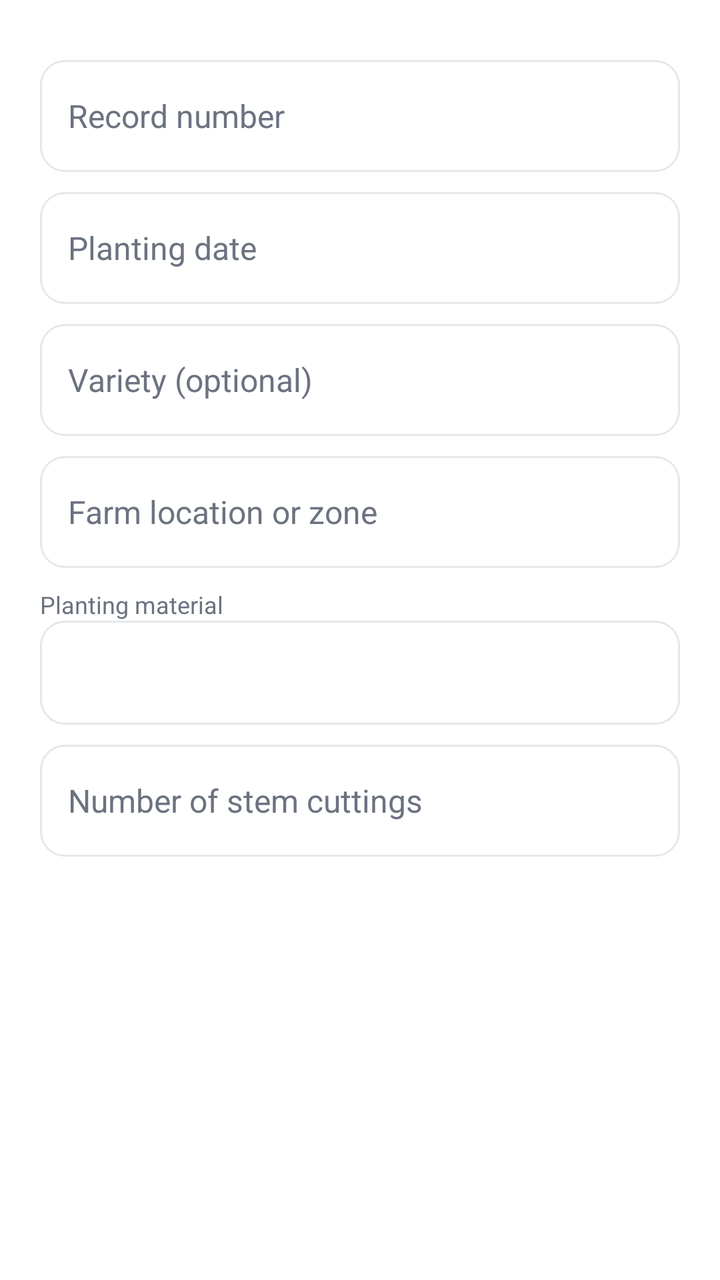
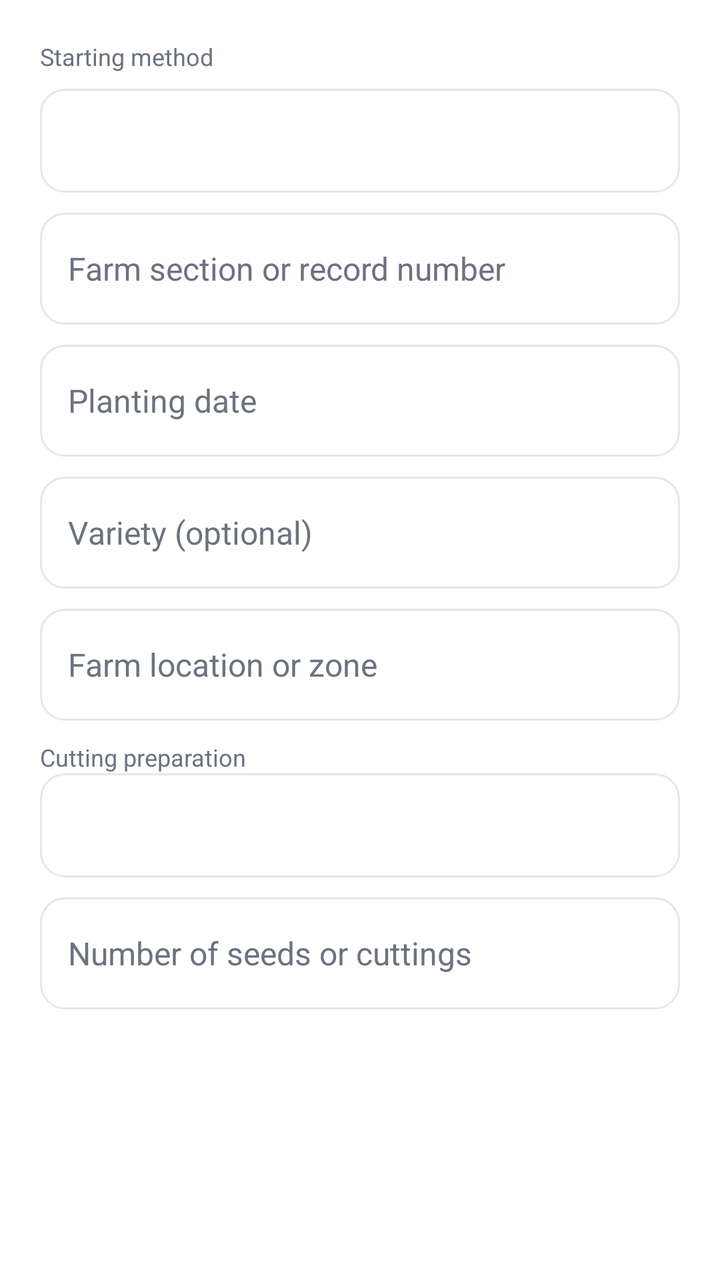

Before-and-after screenshots of an Android layout around one commit, followed by the original layout XML and the change that was made.
<!-- AndroidManifest.xml: application theme Theme.DragonView -->
<!-- res/layout/dialog_planting.xml -->
<?xml version="1.0" encoding="utf-8"?>
<LinearLayout xmlns:android="http://schemas.android.com/apk/res/android"
    android:layout_width="match_parent" android:layout_height="wrap_content" android:background="@color/white" android:orientation="vertical" android:padding="20dp">
    <EditText android:id="@+id/recordInput" style="@style/Widget.DragonView.DialogField" android:hint="Record number" android:maxLength="40" />
    <EditText android:id="@+id/dateInput" style="@style/Widget.DragonView.DialogField" android:focusable="false" android:hint="Planting date" />
    <EditText android:id="@+id/varietyInput" style="@style/Widget.DragonView.DialogField" android:hint="Variety (optional)" />
    <EditText android:id="@+id/locationInput" style="@style/Widget.DragonView.DialogField" android:hint="Farm location or zone" />
    <TextView android:layout_width="match_parent" android:layout_height="wrap_content" android:layout_marginTop="10dp" android:text="Planting material" android:textColor="@color/muted_ink" android:textSize="12sp" />
    <Spinner android:id="@+id/cuttingTypeInput" android:layout_width="match_parent" android:layout_height="52dp" android:background="@drawable/dialog_field_background" android:paddingStart="12dp" android:paddingEnd="12dp" />
    <EditText android:id="@+id/plantsInput" style="@style/Widget.DragonView.DialogField" android:hint="Number of stem cuttings" android:inputType="number" />
    <TextView android:id="@+id/errorText" android:layout_width="match_parent" android:layout_height="wrap_content" android:layout_marginTop="8dp" android:textColor="@color/dragon_error" />
</LinearLayout>
<!-- resources referenced by this layout -->
<resources>
  <color name="dragon_error">#E11D48</color>
  <color name="ink">#212121</color>
  <style name="Theme.DragonView.Base" parent="Theme.Material3.DayNight.NoActionBar">
          <item name="colorPrimary">@color/dragon_magenta</item>
          <item name="colorOnPrimary">@color/white</item>
          <item name="colorPrimaryContainer">@color/dragon_surface_variant</item>
          <item name="colorOnPrimaryContainer">@color/dragon_magenta_dark</item>
          <item name="colorSecondary">@color/dragon_green</item>
          <item name="colorOnSecondary">@color/white</item>
          <item name="colorSecondaryContainer">@color/dragon_green_soft</item>
          <item name="colorOnSecondaryContainer">@color/black</item>
          <item name="colorTertiary">@color/plum_orchid_400</item>
          <item name="colorSurface">@color/dragon_surface</item>
          <item name="colorSurfaceContainer">@color/white</item>
          <item name="colorOnSurface">@color/black</item>
          <item name="colorOutline">@color/dragon_outline</item>
          <item name="colorError">@color/dragon_error</item>
          <item name="android:fontFamily">sans-serif</item>
          <item name="fontFamily">sans-serif</item>
          <item name="materialButtonStyle">@style/Widget.DragonView.Button</item>
          <item name="materialCardViewStyle">@style/Widget.DragonView.Card</item>
          <item name="textInputStyle">@style/Widget.DragonView.TextInputLayout</item>
          <item name="shapeAppearanceSmallComponent">@style/ShapeAppearance.DragonView.Small</item>
          <item name="shapeAppearanceMediumComponent">@style/ShapeAppearance.DragonView.Medium</item>
          <item name="shapeAppearanceLargeComponent">@style/ShapeAppearance.DragonView.Large</item>
          <item name="textAppearanceHeadlineSmall">@style/TextAppearance.DragonView.HeadlineSmall</item>
          <item name="textAppearanceTitleLarge">@style/TextAppearance.DragonView.TitleLarge</item>
          <item name="textAppearanceTitleMedium">@style/TextAppearance.DragonView.TitleMedium</item>
          <item name="textAppearanceBodyLarge">@style/TextAppearance.DragonView.BodyLarge</item>
          <item name="textAppearanceBodyMedium">@style/TextAppearance.DragonView.BodyMedium</item>
          <item name="android:windowLightStatusBar">false</item>
          <item name="android:statusBarColor">@color/dragon_magenta_dark</item>
          <item name="android:navigationBarColor">@color/white</item>
          <item name="android:colorAccent">@color/dragon_magenta</item>
          <item name="android:windowBackground">@color/warm_ivory</item>
      </style>
  <color name="dragon_magenta">#E91E63</color>
  <color name="dragon_magenta_dark">#C2185B</color>
  <color name="dragon_green">#15803D</color>
  <color name="plum_orchid_400">#F06292</color>
  <style name="Widget.DragonView.Button" parent="Widget.Material3.Button">
          <item name="shapeAppearance">@style/ShapeAppearance.DragonView.Small</item>
          <item name="android:minHeight">@dimen/button_height</item>
          <item name="android:minWidth">@dimen/touch_target</item>
          <item name="android:paddingStart">16dp</item>
          <item name="android:paddingEnd">16dp</item>
          <item name="android:textAllCaps">false</item>
          <item name="android:fontFamily">sans-serif-medium</item>
          <item name="android:textSize">14sp</item>
          <item name="android:letterSpacing">0.01</item>
          <item name="iconPadding">8dp</item>
          <item name="android:insetTop">0dp</item>
          <item name="android:insetBottom">0dp</item>
      </style>
  <style name="Widget.DragonView.TextInputLayout" parent="Widget.Material3.TextInputLayout.OutlinedBox">
          <item name="shapeAppearance">@style/ShapeAppearance.DragonView.Small</item>
          <item name="boxBackgroundColor">@color/dragon_surface_alt</item>
          <item name="boxStrokeColor">@color/dragon_outline</item>
          <item name="boxStrokeWidth">1dp</item>
          <item name="boxStrokeWidthFocused">2dp</item>
          <item name="hintTextColor">@color/muted_ink</item>
      </style>
  <color name="warm_ivory">#F9FAFB</color>
  <color name="dragon_surface_alt">#F3F4F6</color>
  <!-- unchanged entries left out for length: 22 -->
</resources>

<!-- the commit's change to res/layout/dialog_planting.xml (unified diff, before → after) -->
@@ -1,12 +1,14 @@
 <?xml version="1.0" encoding="utf-8"?>
 <LinearLayout xmlns:android="http://schemas.android.com/apk/res/android"
     android:layout_width="match_parent" android:layout_height="wrap_content" android:background="@color/white" android:orientation="vertical" android:padding="20dp">
-    <EditText android:id="@+id/recordInput" style="@style/Widget.DragonView.DialogField" android:hint="Record number" android:maxLength="40" />
+    <TextView android:layout_width="match_parent" android:layout_height="wrap_content" android:fontFamily="serif" android:text="Starting method" android:textColor="@color/muted_ink" android:textSize="12sp" />
+    <Spinner android:id="@+id/propagationInput" android:layout_width="match_parent" android:layout_height="52dp" android:layout_marginTop="8dp" android:background="@drawable/dialog_field_background" android:paddingStart="12dp" android:paddingEnd="12dp" />
+    <EditText android:id="@+id/recordInput" style="@style/Widget.DragonView.DialogField" android:hint="Farm section or record number" android:maxLength="40" />
     <EditText android:id="@+id/dateInput" style="@style/Widget.DragonView.DialogField" android:focusable="false" android:hint="Planting date" />
     <EditText android:id="@+id/varietyInput" style="@style/Widget.DragonView.DialogField" android:hint="Variety (optional)" />
     <EditText android:id="@+id/locationInput" style="@style/Widget.DragonView.DialogField" android:hint="Farm location or zone" />
-    <TextView android:layout_width="match_parent" android:layout_height="wrap_content" android:layout_marginTop="10dp" android:text="Planting material" android:textColor="@color/muted_ink" android:textSize="12sp" />
+    <TextView android:id="@+id/cuttingTypeLabel" android:layout_width="match_parent" android:layout_height="wrap_content" android:layout_marginTop="10dp" android:fontFamily="serif" android:text="Cutting preparation" android:textColor="@color/muted_ink" android:textSize="12sp" />
     <Spinner android:id="@+id/cuttingTypeInput" android:layout_width="match_parent" android:layout_height="52dp" android:background="@drawable/dialog_field_background" android:paddingStart="12dp" android:paddingEnd="12dp" />
-    <EditText android:id="@+id/plantsInput" style="@style/Widget.DragonView.DialogField" android:hint="Number of stem cuttings" android:inputType="number" />
+    <EditText android:id="@+id/plantsInput" style="@style/Widget.DragonView.DialogField" android:hint="Number of seeds or cuttings" android:inputType="number" />
     <TextView android:id="@+id/errorText" android:layout_width="match_parent" android:layout_height="wrap_content" android:layout_marginTop="8dp" android:textColor="@color/dragon_error" />
 </LinearLayout>
<!-- resource entries referenced after the edit -->
@@ -1,7 +1,7 @@
 <!-- resources referenced by this layout -->
 <resources>
-  <color name="dragon_error">#E11D48</color>
-  <color name="ink">#212121</color>
+  <color name="dragon_error">#B3261E</color>
+  <color name="ink">#1F2937</color>
   <style name="Theme.DragonView.Base" parent="Theme.Material3.DayNight.NoActionBar">
           <item name="colorPrimary">@color/dragon_magenta</item>
           <item name="colorOnPrimary">@color/white</item>
@@ -31,15 +31,15 @@
           <item name="textAppearanceBodyLarge">@style/TextAppearance.DragonView.BodyLarge</item>
           <item name="textAppearanceBodyMedium">@style/TextAppearance.DragonView.BodyMedium</item>
           <item name="android:windowLightStatusBar">false</item>
-          <item name="android:statusBarColor">@color/dragon_magenta_dark</item>
+          <item name="android:statusBarColor">@color/dragon_magenta</item>
           <item name="android:navigationBarColor">@color/white</item>
           <item name="android:colorAccent">@color/dragon_magenta</item>
           <item name="android:windowBackground">@color/warm_ivory</item>
       </style>
-  <color name="dragon_magenta">#E91E63</color>
-  <color name="dragon_magenta_dark">#C2185B</color>
-  <color name="dragon_green">#15803D</color>
-  <color name="plum_orchid_400">#F06292</color>
+  <color name="dragon_magenta">@color/obsidian_plum_600</color>
+  <color name="dragon_magenta_dark">@color/obsidian_plum_800</color>
+  <color name="dragon_green">#16A34A</color>
+  <color name="plum_orchid_400">#EC5B8D</color>
   <style name="Widget.DragonView.Button" parent="Widget.Material3.Button">
           <item name="shapeAppearance">@style/ShapeAppearance.DragonView.Small</item>
           <item name="android:minHeight">@dimen/button_height</item>
@@ -53,17 +53,21 @@
           <item name="iconPadding">8dp</item>
           <item name="android:insetTop">0dp</item>
           <item name="android:insetBottom">0dp</item>
+          <item name="backgroundTint">@color/button_primary_background</item>
+          <item name="android:textColor">@color/button_primary_text</item>
+          <item name="rippleColor">@color/plum_orchid_400</item>
       </style>
   <style name="Widget.DragonView.TextInputLayout" parent="Widget.Material3.TextInputLayout.OutlinedBox">
           <item name="shapeAppearance">@style/ShapeAppearance.DragonView.Small</item>
-          <item name="boxBackgroundColor">@color/dragon_surface_alt</item>
+          <item name="boxBackgroundColor">@color/white</item>
           <item name="boxStrokeColor">@color/dragon_outline</item>
           <item name="boxStrokeWidth">1dp</item>
           <item name="boxStrokeWidthFocused">2dp</item>
           <item name="hintTextColor">@color/muted_ink</item>
       </style>
-  <color name="warm_ivory">#F9FAFB</color>
-  <color name="dragon_surface_alt">#F3F4F6</color>
+  <color name="warm_ivory">#F7F8FA</color>
+  <color name="obsidian_plum_600">#D81B60</color>
+  <color name="obsidian_plum_800">#AD1457</color>
   <!-- unchanged entries left out for length: 22 -->
 </resources>
 
